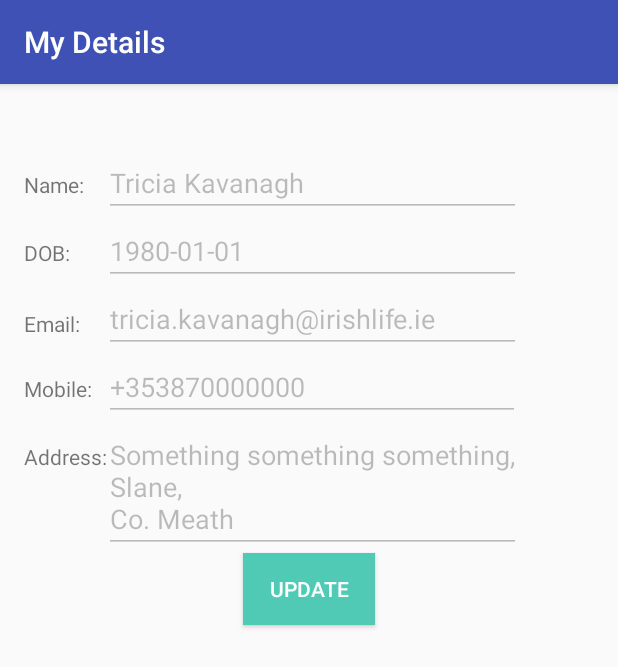
After one commit to RonanCassidy/MyIrishLifeApp, an Android app: the UserDetailActivity screen opened directly, with no data from a screen before it, on a phone screen of 412 x 824 dp. The commit adds this screen. Shown: the top 667 px of the screen. Run offline under Robolectric (Android 15) with nearby library versions, the phone set to English and light mode, and no system bars.

Commit message:
adding user details stuff

```diff
--- a/app/src/main/AndroidManifest.xml
+++ b/app/src/main/AndroidManifest.xml
@@ -15,8 +15,10 @@
                 <category android:name="android.intent.category.LAUNCHER" />
             </intent-filter>
         </activity>
-            <activity android:name=".QRScannerActivity">
-        </activity>
+        <activity android:name=".QRScannerActivity"/>
+        <activity android:name=".UserDetailActivity"
+            android:label="My Details"/>
+
 
     </application>
 
--- a/app/src/main/java/com/example/z034/myirishlifeapp/MainActivity.java
+++ b/app/src/main/java/com/example/z034/myirishlifeapp/MainActivity.java
@@ -27,4 +27,10 @@ public class MainActivity extends AppCompatActivity {
         Intent myIntent = new Intent(getApplicationContext(), QRScannerActivity.class);
         startActivity(myIntent);
     }
+
+    public void userDetailClick(View v) {
+
+        Intent myIntent = new Intent(getApplicationContext(), UserDetailActivity.class);
+        startActivity(myIntent);
+    }
 }
--- a/app/src/main/java/com/example/z034/myirishlifeapp/QRScannerActivity.java
+++ b/app/src/main/java/com/example/z034/myirishlifeapp/QRScannerActivity.java
@@ -1,19 +1,20 @@
 package com.example.z034.myirishlifeapp;
 
 
-import android.app.Activity;
+
 import android.support.v7.app.AlertDialog;
 
 import android.os.Bundle;
+import android.support.v7.app.AppCompatActivity;
 import android.util.Log;
-import android.view.View;
+
 
 
 import com.google.zxing.Result;
 import me.dm7.barcodescanner.zxing.ZXingScannerView;
 
 
-public class QRScannerActivity extends Activity implements ZXingScannerView.ResultHandler {
+public class QRScannerActivity extends AppCompatActivity implements ZXingScannerView.ResultHandler {
 
     private ZXingScannerView mScannerView;
 
--- /dev/null
+++ b/app/src/main/java/com/example/z034/myirishlifeapp/UserDetailActivity.java
@@ -0,0 +1,173 @@
+package com.example.z034.myirishlifeapp;
+
+import android.app.Activity;
+import android.app.AlertDialog;
+import android.content.DialogInterface;
+import android.os.Bundle;
+import android.support.v7.app.AppCompatActivity;
+import android.view.View;
+import android.widget.Button;
+import android.widget.EditText;
+import android.widget.TextView;
+
+import org.json.JSONException;
+import org.json.JSONObject;
+
+/**
+ * Created by s970 on 21/09/2016.
+ */
+
+public class UserDetailActivity extends AppCompatActivity {
+
+    private static final String TAG_NAME = "name";
+    private static final String TAG_DOB = "dob";
+    private static final String TAG_EMAIL = "email";
+    private static final String TAG_MOBILE = "mobile";
+    private static final String TAG_ADDRESS = "address";
+
+    private JSONObject jsonobject;
+    private EditText name, dob, email, phone, address, eircode;
+    private TextView eircodeView;
+    private Button update, save, cancel,useeircode;
+
+    @Override
+    protected void onCreate(Bundle savedInstanceState) {
+        super.onCreate(savedInstanceState);
+        setContentView(R.layout.activity_userdetail);
+
+        name = (EditText) findViewById(R.id.name);
+        dob = (EditText) findViewById(R.id.dob);
+        email = (EditText) findViewById(R.id.email);
+        phone = (EditText) findViewById(R.id.mobile);
+        address = (EditText) findViewById(R.id.address);
+        eircode = (EditText) findViewById(R.id.eircode);
+
+        eircodeView = (TextView) findViewById(R.id.eircodeView);
+
+        update = (Button) findViewById(R.id.update);
+        save = (Button) findViewById(R.id.save);
+        cancel = (Button) findViewById(R.id.cancel);
+        useeircode = (Button) findViewById(R.id.useeircode);
+
+        // disable save/cancel
+        disableEditing();
+
+        // get user details
+        String strJson="{\"username\": \"tkavanagh\",\n" +
+                "\"password\": \"password13\",\n" +
+                "\"pin\": \"1234\",\n" +
+                "\"name\": \"Tricia Kavanagh\",\n" +
+                "\"dob\": \"1980-01-01\",\n" +
+                "\"email\": \"tricia.kavanagh@irishlife.ie\",\n" +
+                "\"mobile\": \"+353870000000\",\n" +
+                "\"address\": \"Something something something, \n" +
+                "Slane, \n" +
+                "Co. Meath\"}";
+
+        // populate form fields
+        try {
+            jsonobject = new JSONObject(strJson);
+        } catch (JSONException e) {
+            e.printStackTrace();
+        }
+
+        try {
+            name.setText(jsonobject.getString(TAG_NAME));
+        } catch (JSONException e) {
+            e.printStackTrace();
+        }
+        try {
+            dob.setText(jsonobject.getString(TAG_DOB));
+        } catch (JSONException e) {
+            e.printStackTrace();
+        }
+        try {
+            email.setText(jsonobject.getString(TAG_EMAIL));
+        } catch (JSONException e) {
+            e.printStackTrace();
+        }
+        try {
+            phone.setText(jsonobject.getString(TAG_MOBILE));
+        } catch (JSONException e) {
+            e.printStackTrace();
+        }
+        try {
+            address.setText(jsonobject.getString(TAG_ADDRESS));
+        } catch (JSONException e) {
+            e.printStackTrace();
+        }
+    }
+
+    public void updateClick(View v)
+    {
+        enableEditing();
+    }
+
+    public void saveClick(View v)
+    {
+        AlertDialog.Builder builder = new AlertDialog.Builder(this);
+
+        builder.setTitle("Confirm Update");
+        builder.setMessage("These changes will be made to all your Irish Life policies");
+        builder.setPositiveButton("Save Changes", new DialogInterface.OnClickListener() {
+            public void onClick(DialogInterface dialog, int which) {
+                // save to db ...
+                disableEditing();
+                dialog.dismiss();
+            }
+        });
+        builder.setNegativeButton("Cancel", new DialogInterface.OnClickListener() {
+            @Override
+            public void onClick(DialogInterface dialog, int which) {
+                // Do nothing
+                dialog.dismiss();
+            }
+        });
+
+        AlertDialog alert = builder.create();
+        alert.show();
+
+    }
+
+    public void cancelClick(View v)
+    {
+        finish();
+    }
+
+    public void useEircodeClick(View v)
+    {
+        // check eircodes...
+    }
+
+    private void enableEditing(){
+        update.setEnabled(false);
+        update.setVisibility(View.GONE);
+        save.setEnabled(true);
+        save.setVisibility(View.VISIBLE);
+        cancel.setEnabled(true);
+        cancel.setVisibility(View.VISIBLE);
+        email.setEnabled(true);
+        phone.setEnabled(true);
+        address.setEnabled(true);
+        eircode.setVisibility(View.VISIBLE);
+        eircodeView.setVisibility(View.VISIBLE);
+        useeircode.setEnabled(true);
+        useeircode.setVisibility(View.VISIBLE);
+    }
+
+    private void disableEditing(){
+        update.setEnabled(true);
+        update.setVisibility(View.VISIBLE);
+        save.setEnabled(false);
+        save.setVisibility(View.GONE);
+        cancel.setEnabled(false);
+        cancel.setVisibility(View.GONE);
+        eircodeView.setVisibility(View.GONE);
+        useeircode.setEnabled(false);
+        useeircode.setVisibility(View.GONE);
+        eircode.setVisibility(View.GONE);
+        email.setEnabled(false);
+        phone.setEnabled(false);
+        address.setEnabled(false);
+    }
+}
--- a/app/src/main/res/layout/activity_main.xml
+++ b/app/src/main/res/layout/activity_main.xml
@@ -58,4 +58,14 @@
         android:layout_alignParentStart="true"
         android:layout_marginTop="34dp" />
 
+    <Button
+        android:text="user details"
+        android:layout_width="match_parent"
+        android:layout_height="wrap_content"
+        android:layout_below="@+id/button"
+        android:layout_centerHorizontal="true"
+        android:layout_marginTop="37dp"
+        android:id="@+id/button2"
+        android:onClick="userDetailClick"/>
+
 </RelativeLayout>
--- /dev/null
+++ b/app/src/main/res/layout/activity_userdetail.xml
@@ -0,0 +1,196 @@
+<?xml version="1.0" encoding="utf-8"?>
+<RelativeLayout xmlns:android="http://schemas.android.com/apk/res/android"
+    xmlns:tools="http://schemas.android.com/tools"
+    android:orientation="vertical"
+    android:layout_width="match_parent"
+    android:layout_height="match_parent"
+    android:paddingBottom="@dimen/activity_vertical_margin"
+    android:paddingLeft="@dimen/activity_horizontal_margin"
+    android:paddingRight="@dimen/activity_horizontal_margin"
+    android:paddingTop="@dimen/activity_vertical_margin"
+    android:weightSum="1">
+
+    <EditText
+        android:layout_width="278dp"
+        android:layout_height="wrap_content"
+        android:inputType="date"
+        android:ems="10"
+        android:id="@+id/dob"
+        android:enabled="false"
+        android:layout_below="@+id/name"
+        android:layout_alignLeft="@+id/name"
+        android:layout_alignStart="@+id/name" />
+
+    <EditText
+        android:layout_width="278dp"
+        android:layout_height="wrap_content"
+        android:inputType="textEmailAddress"
+        android:ems="10"
+        android:id="@+id/email"
+        android:enabled="false"
+        android:layout_below="@+id/dob"
+        android:layout_alignLeft="@+id/dob"
+        android:layout_alignStart="@+id/dob" />
+
+    <EditText
+        android:layout_width="277dp"
+        android:layout_height="wrap_content"
+        android:inputType="phone"
+        android:ems="10"
+        android:id="@+id/mobile"
+        android:enabled="false"
+        android:layout_below="@+id/email"
+        android:layout_alignLeft="@+id/email"
+        android:layout_alignStart="@+id/email" />
+
+    <EditText
+        android:layout_width="278dp"
+        android:layout_height="wrap_content"
+        android:inputType="textMultiLine"
+        android:ems="10"
+        android:id="@+id/address"
+        android:enabled="false"
+        android:layout_below="@+id/mobile"
+        android:layout_alignLeft="@+id/mobile"
+        android:layout_alignStart="@+id/mobile" />
+
+    <EditText
+        android:layout_width="wrap_content"
+        android:layout_height="wrap_content"
+        android:inputType="textPersonName"
+        android:ems="10"
+        android:id="@+id/eircode"
+        android:layout_below="@+id/address"
+        android:layout_alignLeft="@+id/address"
+        android:layout_alignStart="@+id/address" />
+
+    <Button
+        android:layout_width="wrap_content"
+        android:id="@+id/update"
+        android:layout_height="wrap_content"
+        android:text="Update"
+        android:onClick="updateClick"
+        android:layout_below="@+id/address"
+        android:layout_centerHorizontal="true"
+        style="@style/Widget.AppCompat.Button.Colored"
+        android:background="#50c9b5"/>
+
+    <Button
+        android:text="Save Changes"
+        android:layout_width="wrap_content"
+        android:layout_height="wrap_content"
+        android:id="@+id/save"
+        android:visibility="visible"
+        android:onClick="saveClick"
+        android:layout_alignParentBottom="true"
+        android:layout_alignRight="@+id/address"
+        android:layout_alignEnd="@+id/address"
+        style="@style/Widget.AppCompat.Button.Colored"
+        android:background="#50c9b5"/>
+
+    <Button
+        android:text="Cancel"
+        android:layout_width="wrap_content"
+        android:layout_height="wrap_content"
+        android:layout_marginRight="10dp"
+        android:id="@+id/cancel"
+        android:visibility="visible"
+        android:onClick="cancelClick"
+        android:layout_alignParentBottom="true"
+        android:layout_toLeftOf="@+id/save"
+        android:layout_toStartOf="@+id/save"
+        style="@style/Widget.AppCompat.Button.Colored"
+        android:background="#50c9b5"/>
+
+    <Button
+        android:text="Use Eircode"
+        android:layout_width="wrap_content"
+        android:layout_height="wrap_content"
+        android:layout_marginRight="10dp"
+        android:id="@+id/useeircode"
+        android:elevation="0dp"
+        android:layout_alignParentBottom="true"
+        android:layout_toLeftOf="@+id/cancel"
+        android:layout_toStartOf="@+id/cancel"
+        style="@style/Widget.AppCompat.Button.Colored"
+        android:background="#50c9b5"/>
+
+    <TextView
+        android:text="Name:"
+        android:layout_width="wrap_content"
+        android:layout_height="wrap_content"
+        android:id="@+id/nameView"
+        android:layout_alignBaseline="@+id/name"
+        android:layout_alignBottom="@+id/name"
+        android:layout_alignParentLeft="true"
+        android:layout_alignParentStart="true" />
+
+    <EditText
+        android:layout_width="278dp"
+        android:layout_height="wrap_content"
+        android:inputType="textPersonName"
+        android:text="Name"
+        android:ems="10"
+        android:id="@+id/name"
+        android:enabled="false"
+        android:layout_marginTop="27dp"
+        android:layout_alignParentTop="true"
+        android:layout_toRightOf="@+id/nameView"
+        android:layout_toEndOf="@+id/nameView"
+        android:layout_marginLeft="13dp"
+        android:layout_marginStart="13dp" />
+
+    <TextView
+        android:text="DOB:"
+        android:layout_width="wrap_content"
+        android:layout_height="wrap_content"
+        android:id="@+id/dobView"
+        android:layout_alignBaseline="@+id/dob"
+        android:layout_alignBottom="@+id/dob"
+        android:layout_alignParentLeft="true"
+        android:layout_alignParentStart="true" />
+
+    <TextView
+        android:text="Email:"
+        android:layout_width="wrap_content"
+        android:layout_height="wrap_content"
+        android:layout_above="@+id/mobile"
+        android:layout_alignParentLeft="true"
+        android:layout_alignParentStart="true"
+        android:layout_marginBottom="10dp"
+        android:id="@+id/emailView" />
+
+    <TextView
+        android:text="Mobile:"
+        android:layout_width="wrap_content"
+        android:layout_height="wrap_content"
+        android:id="@+id/phoneView"
+        android:layout_alignBaseline="@+id/mobile"
+        android:layout_alignBottom="@+id/mobile"
+        android:layout_alignParentLeft="true"
+        android:layout_alignParentStart="true" />
+
+    <TextView
+        android:text="Address:"
+        android:layout_width="wrap_content"
+        android:layout_height="wrap_content"
+        android:id="@+id/addressView"
+        android:layout_alignBaseline="@+id/address"
+        android:layout_alignBottom="@+id/address"
+        android:layout_alignParentLeft="true"
+        android:layout_alignParentStart="true" />
+
+    <TextView
+        android:text="Eircode:"
+        android:layout_width="wrap_content"
+        android:layout_height="wrap_content"
+        android:id="@+id/eircodeView"
+        android:layout_alignBaseline="@+id/eircode"
+        android:layout_alignBottom="@+id/eircode"
+        android:layout_alignParentLeft="true"
+        android:layout_alignParentStart="true"
+        android:onClick="useEircodeClick"/>
+
+
+
+</RelativeLayout>
```
Also changed, not shown: gradle.properties (+5 -5 lines).
